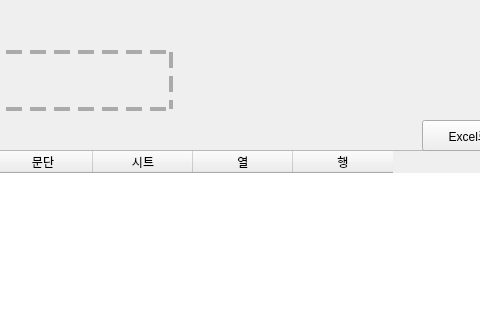
This is create_estimate.ui in FireChicks/create_estimate_py as Qt 5 draws it before an edit; both pictures show x 328 to 808 and y 0 to 322 of the 917 by 668 pixel window. The edited form follows.
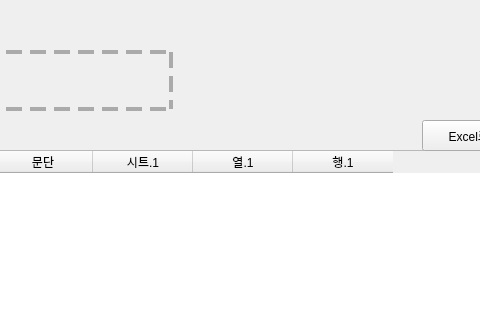
This is the edited form. The open tabs and pages were chosen to show the change.

```diff
--- a/create_estimate.ui
+++ b/create_estimate.ui
@@ -283,17 +283,17 @@
       </column>
       <column>
        <property name="text">
-        <string>시트</string>
+        <string>시트.1</string>
        </property>
       </column>
       <column>
        <property name="text">
-        <string>열</string>
+        <string>열.1</string>
        </property>
       </column>
       <column>
        <property name="text">
-        <string>행</string>
+        <string>행.1</string>
        </property>
       </column>
      </widget>
```
Left out of the diff: 4 changed lines with no effect on the pictures.
